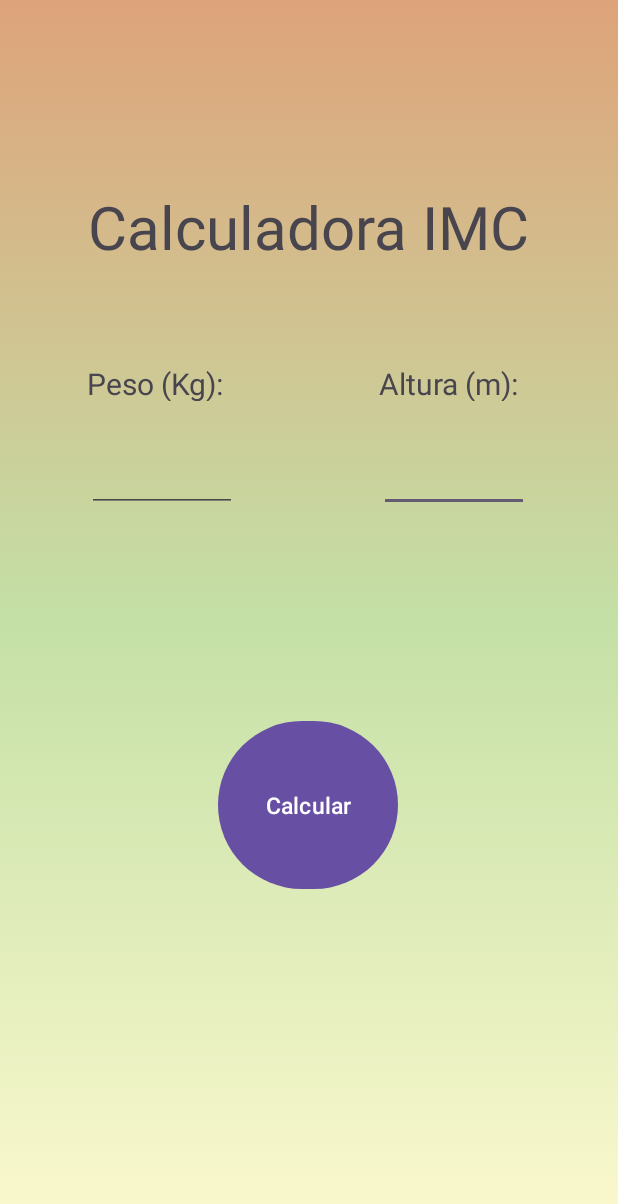
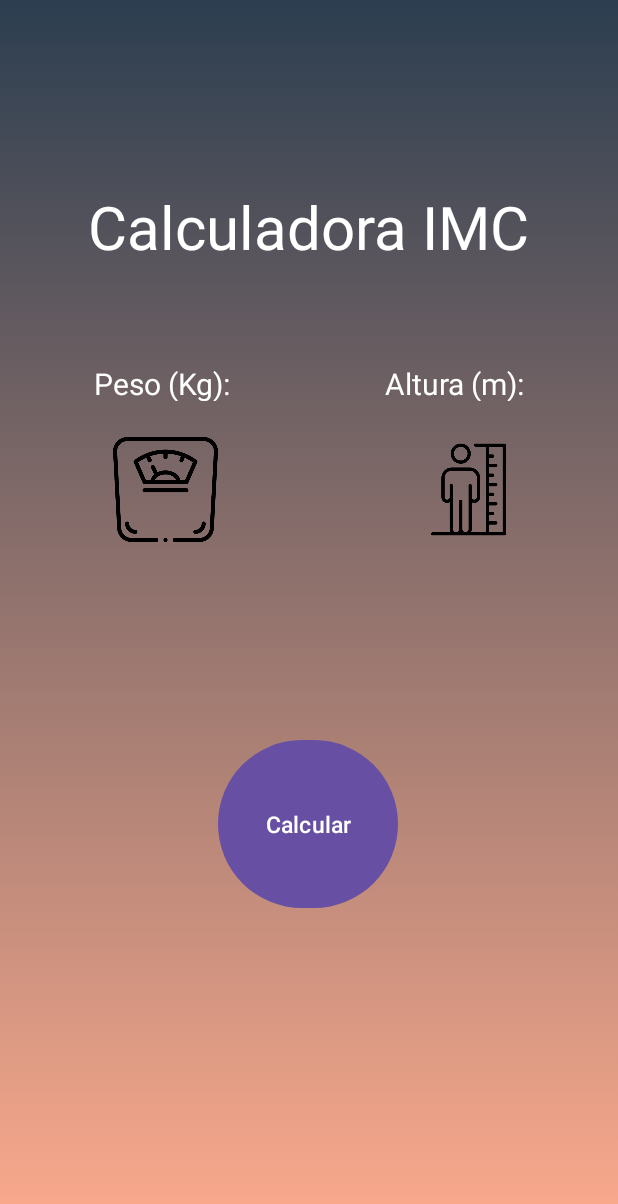
Before and after one commit to axl-bit/fitnessApp, an Android app: the fragment Calculardora shown on its own in the app's theme, on a phone screen of 412 x 824 dp. Shown: the top 1204 px of the screen. Run offline under Robolectric (Android 15) with nearby library versions, the phone set to English and light mode, and no system bars.

Commit message:
"changes: modificaciones de aspecto"

```diff
--- a/app/build.gradle.kts
+++ b/app/build.gradle.kts
@@ -49,4 +49,5 @@ dependencies {
     testImplementation("junit:junit:4.13.2")
     androidTestImplementation("androidx.test.ext:junit:1.1.5")
     androidTestImplementation("androidx.test.espresso:espresso-core:3.5.1")
+    implementation ("androidx.viewpager2:viewpager2:1.0.0") //para el carrusel
 }
--- a/app/src/main/res/drawable/background.xml
+++ b/app/src/main/res/drawable/background.xml
@@ -1,16 +1,11 @@
 <?xml version="1.0" encoding="utf-8"?>
 <selector xmlns:android="http://schemas.android.com/apk/res/android">
 <item>
-    <shape android:shape="rectangle">
-
+    <shape xmlns:android="http://schemas.android.com/apk/res/android">
         <gradient
-            android:startColor="@color/color1"
-            android:centerColor="@color/color2"
-            android:endColor="@color/color3"
-            android:type="linear"
-            android:angle="90"
-            />
-
+            android:startColor="#feab8d"
+            android:endColor="#2c3e50"
+            android:angle="90"/>
     </shape>
 </item>
 </selector>
--- a/app/src/main/res/layout/activity_main.xml
+++ b/app/src/main/res/layout/activity_main.xml
@@ -22,6 +22,7 @@
         android:layout_width="0dp"
         android:layout_height="wrap_content"
         android:background="@color/navbar"
+        app:itemTextColor="@color/color1"
         app:layout_constraintBottom_toBottomOf="parent"
         app:layout_constraintEnd_toEndOf="parent"
         app:layout_constraintStart_toStartOf="parent"
--- a/app/src/main/res/layout/fragment_calculardora.xml
+++ b/app/src/main/res/layout/fragment_calculardora.xml
@@ -14,6 +14,7 @@
         android:layout_marginTop="124dp"
         android:text="Calculadora IMC"
         android:textSize="40dp"
+        android:textColor="@color/color1"
         app:layout_constraintEnd_toEndOf="parent"
         app:layout_constraintHorizontal_bias="0.495"
         app:layout_constraintStart_toStartOf="parent"
@@ -25,7 +26,9 @@
         android:layout_height="25dp"
         android:layout_marginTop="64dp"
         android:text="Peso (Kg):"
+        android:gravity="center"
         android:textSize="20dp"
+        android:textColor="@color/color1"
         app:layout_constraintEnd_toEndOf="parent"
         app:layout_constraintHorizontal_bias="0.186"
         app:layout_constraintStart_toStartOf="parent"
@@ -40,6 +43,8 @@
         android:layout_marginTop="64dp"
         android:text="Altura (m):"
         android:textSize="20dp"
+        android:gravity="center"
+        android:textColor="@color/color1"
         app:layout_constraintEnd_toEndOf="parent"
         app:layout_constraintHorizontal_bias="0.81"
         app:layout_constraintStart_toStartOf="parent"
@@ -47,10 +52,13 @@
 
     <EditText
         android:id="@+id/inputAltura"
-        android:layout_width="100dp"
-        android:layout_height="50dp"
+        android:layout_width="70dp"
+        android:layout_height="70dp"
         android:layout_marginTop="24dp"
         android:ems="10"
+        android:gravity="center"
+        android:textColor="@color/color1"
+        android:background="@drawable/altura"
         android:inputType="numberDecimal"
         app:layout_constraintEnd_toEndOf="parent"
         app:layout_constraintHorizontal_bias="0.81"
@@ -59,13 +67,16 @@
 
     <EditText
         android:id="@+id/inputPeso"
-        android:layout_width="100dp"
-        android:layout_height="50dp"
+        android:layout_width="70dp"
+        android:layout_height="70dp"
         android:layout_marginTop="24dp"
+        android:background="@drawable/escala_corporal"
         android:ems="10"
+        android:gravity="center"
         android:inputType="numberDecimal"
+        android:textColor="@color/color1"
         app:layout_constraintEnd_toStartOf="@+id/inputAltura"
-        app:layout_constraintHorizontal_bias="0.381"
+        app:layout_constraintHorizontal_bias="0.362"
         app:layout_constraintStart_toStartOf="parent"
         app:layout_constraintTop_toBottomOf="@+id/textView2" />
 
@@ -75,6 +86,7 @@
         android:layout_height="120dp"
         android:text="Calcular"
         android:textSize="15dp"
+        android:textColor="@color/color1"
         app:layout_constraintBottom_toBottomOf="parent"
         app:layout_constraintEnd_toEndOf="parent"
         app:layout_constraintHorizontal_bias="0.498"
--- a/app/src/main/res/values/colors.xml
+++ b/app/src/main/res/values/colors.xml
@@ -3,7 +3,7 @@
     <color name="black">#FF000000</color>
     <color name="white">#FFFFFFFF</color>
 
-    <color name="color1">#fcf9ce</color>
+    <color name="color1">#FFFFFF</color>
     <color name="color2">#c4e0a6</color>
     <color name="color3">#dea37a</color>
 
```
Also changed, not shown: app/src/main/res/layout/fragment_home.xml (+19 -3 lines), app/src/main/res/drawable/altura.png (added), app/src/main/res/drawable/escala_corporal.png (added).
